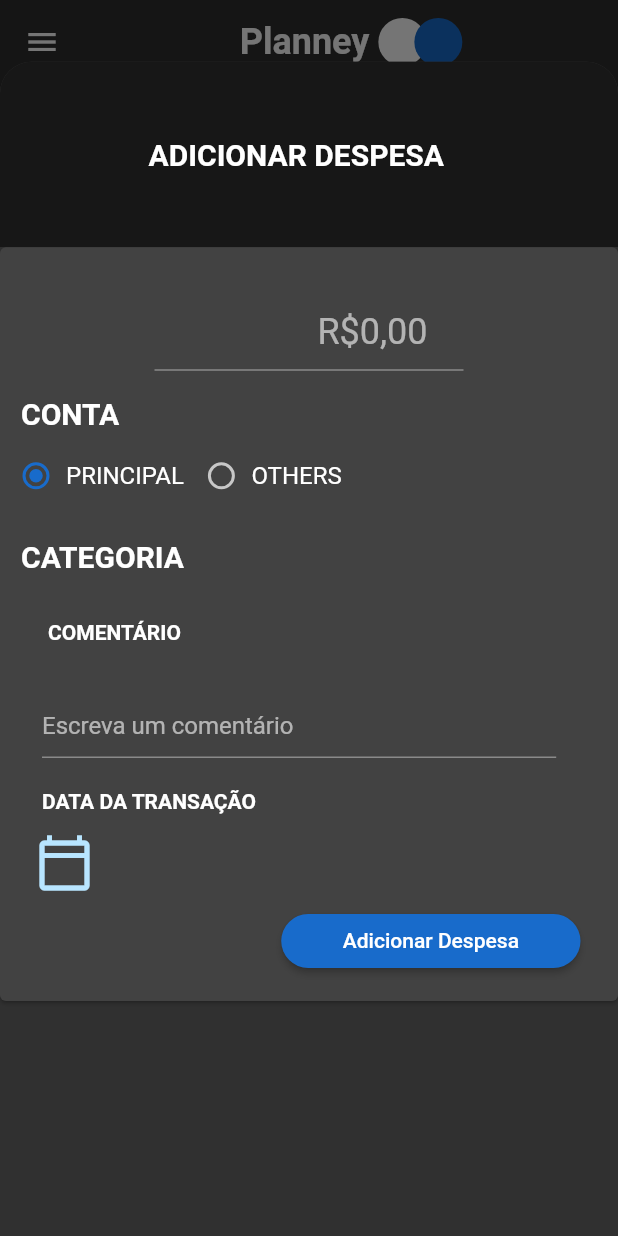
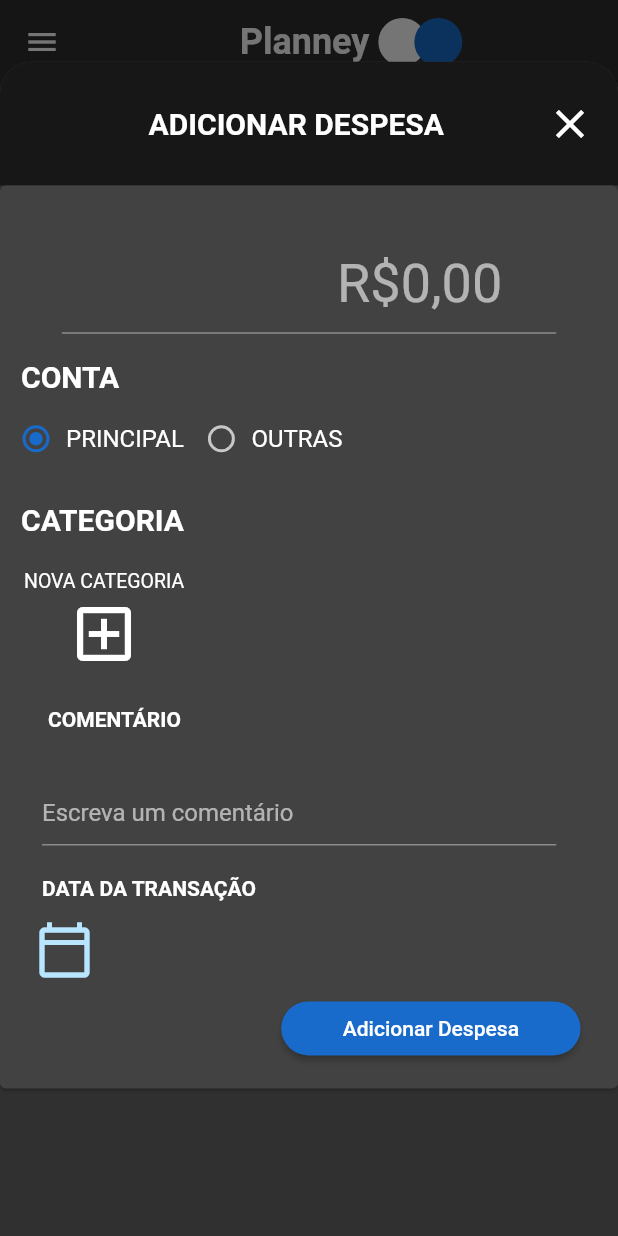
Before and after one commit to rafareloM/Planney, a Flutter app: the screen it shows once a user with an empty profile is signed in, after a tap on the "add" icon, on a phone screen of 412 x 824 dp. Run offline on Flutter 3.47's test engine with Material 2 defaults, Android fonts, the light colour scheme and no system bars; our stand-ins replace cloud_firestore, firebase_auth, firebase_core, fl_chart, flutter_mobx, flutter_slidable and 2 more; missing offline and left inert: enum_to_string, mask; accounts and stored records are empty; generated files the repository leaves out were written again; statements that could not run were skipped.

Commit message:
minor fixes in AddTransactionPage and widgets

```diff
--- a/lib/ui/controller/transaction.controller.dart
+++ b/lib/ui/controller/transaction.controller.dart
@@ -5,6 +5,7 @@ import 'package:planney/infra/repositories/transaction.repository.dart';
 import 'package:planney/model/category.model.dart';
 import 'package:planney/model/transaction.model.dart';
 import 'package:planney/stores/transactions.store.dart';
+import 'package:planney/ui/controller/home.controller.dart';
 part 'transaction.controller.g.dart';
 
 class TransactionController = TransactionControllerBase
@@ -17,9 +18,11 @@ abstract class TransactionControllerBase with Store {
 
   final _store = GetIt.instance.get<TransactionsStore>();
 
+  final _homeController = GetIt.instance.get<HomePageController>();
+
   Future<bool> registerTransaction(bool isExpense) async {
     Transaction transaction = Transaction(
-        date: DateTime.now(),
+        date: selectedDate,
         description: description,
         value: transactionValue,
         category: selectedCategory,
@@ -29,6 +32,11 @@ abstract class TransactionControllerBase with Store {
     final response = await _repository.add(transaction);
     if (response.isSuccess) {
       _store.addTransaction(response.data!);
+      if (isExpense) {
+        _homeController.finalListExpence.add(transaction);
+      } else {
+        _homeController.finalListReceipt.add(transaction);
+      }
       dispose();
       return true;
     } else {
@@ -43,7 +51,11 @@ abstract class TransactionControllerBase with Store {
     selectedUserAccount = UserAccounts.principal;
     description = '';
     formattedDate = '';
-    //selectedCategory = null;
+    selectedCategory = Category(
+        name: '',
+        type: TransactionType.expence,
+        codePoint: 0,
+        color: Colors.black);
   }
 
   @observable
--- a/lib/ui/pages/transaction/components/account_select_radio.dart
+++ b/lib/ui/pages/transaction/components/account_select_radio.dart
@@ -39,9 +39,11 @@ class AccountSelectRadio extends StatelessWidget {
               dense: true,
               title: Text(
                 UserAccounts.values
-                    .firstWhere((element) => element.index == e.index)
-                    .name
-                    .toUpperCase(),
+                            .firstWhere((element) => element.index == e.index)
+                            .name ==
+                        'principal'
+                    ? 'PRINCIPAL'
+                    : 'OUTRAS',
                 style: const TextStyle(fontSize: 16),
               ),
               leading: Radio<UserAccounts>(
--- a/lib/ui/pages/transaction/components/categories_list.dart
+++ b/lib/ui/pages/transaction/components/categories_list.dart
@@ -1,20 +1,24 @@
 import 'package:flutter/material.dart';
 import 'package:flutter_mobx/flutter_mobx.dart';
 import 'package:get_it/get_it.dart';
+import 'package:planney/model/category.model.dart';
+import 'package:planney/navigator_key.dart';
 import 'package:planney/stores/category.store.dart';
 import 'package:planney/ui/controller/home.controller.dart';
 import 'package:planney/ui/controller/transaction.controller.dart';
 import 'package:planney/ui/pages/transaction/components/category_button.dart';
 
-class CategoriesList extends StatefulWidget {
+class CategoriesList extends StatelessWidget {
   final double height;
   final double width;
   final TransactionController controller;
   final Color color;
   final Color selectedColor;
+  final bool paintBackground;
 
   const CategoriesList({
     Key? key,
+    required this.paintBackground,
     required this.height,
     required this.width,
     required this.controller,
@@ -23,33 +27,51 @@ class CategoriesList extends StatefulWidget {
   }) : super(key: key);
 
   @override
-  State<CategoriesList> createState() => _CategoriesListState();
-}
+  Widget build(BuildContext context) {
+    final CategoryStore categoryStore = GetIt.instance.get<CategoryStore>();
+    final bool isExpense = GetIt.instance.get<HomePageController>().isExpence;
+    return Align(
+      alignment: Alignment.centerLeft,
+      child: SingleChildScrollView(
+        scrollDirection: Axis.horizontal,
+        child: Padding(
+          padding: const EdgeInsets.all(8.0),
+          child: Observer(builder: (_) {
+            return Row(
+              mainAxisAlignment: MainAxisAlignment.start,
+              crossAxisAlignment: CrossAxisAlignment.center,
+              children:
+                  createList(categoryStore.getCategoriesByType(isExpense)),
+            );
+          }),
+        ),
+      ),
+    );
+  }
 
-class _CategoriesListState extends State<CategoriesList> {
-  final CategoryStore _categoryStore = GetIt.instance.get<CategoryStore>();
-  final bool isExpense = GetIt.instance.get<HomePageController>().isExpence;
+  List<Widget> createList(List<Category> list) {
+    List<Widget> widgets = [];
 
-  @override
-  Widget build(BuildContext context) {
-    return SingleChildScrollView(
-        primary: false,
-        scrollDirection: Axis.horizontal,
-        child: Row(
-            mainAxisAlignment: MainAxisAlignment.spaceEvenly,
-            crossAxisAlignment: CrossAxisAlignment.center,
-            children: _categoryStore.getCategoriesByType(isExpense).map((e) {
-              return Observer(builder: (_) {
-                return CategoryButton(
-                    name: e.name.toUpperCase(),
-                    color: widget.controller.selectedCategory == e
-                        ? widget.selectedColor
-                        : widget.color,
-                    icon: IconData(e.codePoint, fontFamily: 'MaterialIcons'),
-                    onPressed: () {
-                      widget.controller.selectedCategory = e;
-                    });
-              });
-            }).toList()));
+    for (var category in list) {
+      widgets.add(CategoryButton(
+          paintBackground: paintBackground,
+          name: category.name.toUpperCase(),
+          color:
+              controller.selectedCategory == category ? selectedColor : color,
+          icon: IconData(category.codePoint, fontFamily: 'MaterialIcons'),
+          onPressed: () {
+            controller.selectedCategory = category;
+          }));
+    }
+    widgets.add(CategoryButton(
+      paintBackground: false,
+      name: 'Nova Categoria',
+      color: color,
+      icon: Icons.add_box_outlined,
+      onPressed: () {
+        Navigator.pushNamed(navigatorKey.currentContext!, 'addCategoryPage');
+      },
+    ));
+    return widgets;
   }
 }
--- a/lib/ui/pages/transaction/components/category_button.dart
+++ b/lib/ui/pages/transaction/components/category_button.dart
@@ -1,13 +1,17 @@
 // ignore_for_file: public_member_api_docs, sort_constructors_first
 import 'package:flutter/material.dart';
+import 'package:planney/style/style.dart';
 
 class CategoryButton extends StatelessWidget {
   final String name;
   final Color color;
   final IconData icon;
+  final bool paintBackground;
   final void Function() onPressed;
+
   const CategoryButton({
     Key? key,
+    required this.paintBackground,
     required this.name,
     required this.color,
     required this.icon,
@@ -16,18 +20,49 @@ class CategoryButton extends StatelessWidget {
 
   @override
   Widget build(BuildContext context) {
-    return Column(
-      mainAxisAlignment: MainAxisAlignment.end,
+    Brightness brightness = Theme.of(context).colorScheme.brightness;
+    return Padding(
+      padding: const EdgeInsets.only(left: 8),
+      child: Column(
+        mainAxisAlignment: MainAxisAlignment.center,
         crossAxisAlignment: CrossAxisAlignment.center,
         children: [
-        Text(
+          Padding(
+            padding: const EdgeInsets.only(bottom: 4),
+            child: Text(
               name.toUpperCase(),
-          style: const TextStyle(
-            fontSize: 14,
+              style: TextStyle(
+                fontSize: 13,
+                color: brightness == Brightness.dark
+                    ? AppStyle.fullWhite
+                    : AppStyle.chartcolor1,
               ),
             ),
-        IconButton(
-          iconSize: 64,
+          ),
+          paintBackground
+              ? Container(
+                  decoration: BoxDecoration(
+                    shape: BoxShape.circle,
+                    color: brightness == Brightness.dark
+                        ? AppStyle.fullWhite
+                        : AppStyle.chartcolor1,
+                  ),
+                  child: Padding(
+                    padding: const EdgeInsets.all(8.0),
+                    child: IconButton(
+                      iconSize: 48,
+                      padding: EdgeInsets.zero,
+                      icon: Icon(
+                        icon,
+                        color: color,
+                        semanticLabel: name,
+                      ),
+                      onPressed: onPressed,
+                    ),
+                  ),
+                )
+              : IconButton(
+                  iconSize: 48,
                   padding: EdgeInsets.zero,
                   icon: Icon(
                     icon,
@@ -37,6 +72,7 @@ class CategoryButton extends StatelessWidget {
                   onPressed: onPressed,
                 ),
         ],
+      ),
     );
   }
 }
--- a/lib/ui/pages/transaction/components/value_form.dart
+++ b/lib/ui/pages/transaction/components/value_form.dart
@@ -17,25 +17,22 @@ class ValueForm extends StatefulWidget {
 class _ValueFormState extends State<ValueForm> {
   @override
   Widget build(BuildContext context) {
-    final TransactionController _controller =
+    final TransactionController controller =
         GetIt.instance.get<TransactionController>();
     double deviceHeight = MediaQuery.of(context).size.height;
     double deviceWidth = MediaQuery.of(context).size.width;
     return SizedBox(
-      height: deviceHeight * 0.1,
-      width: deviceWidth * 0.5,
+      height: deviceHeight * 0.12,
+      width: deviceWidth * 0.8,
       child: TextFormField(
-        validator: ((value) {
-          if (value == null) {
-            return 'Insira um valor!';
-          }
-        }),
-        onChanged: (value) => _controller.transactionValue =
-            double.parse(value.replaceAll('R\$', '').replaceAll(',', '.')),
+        onChanged: (value) => controller.transactionValue = double.parse(value
+            .replaceAll('R\$', '')
+            .replaceAll(',', '.')
+            .replaceAll('.', '')),
         inputFormatters: [Mask.money()],
         textAlign: TextAlign.end,
         style: const TextStyle(
-          fontSize: 24,
+          fontSize: 36,
         ),
         textAlignVertical: TextAlignVertical.bottom,
         maxLines: null,
@@ -48,7 +45,7 @@ class _ValueFormState extends State<ValueForm> {
           suffix: Icon(
             widget.icon,
             color: Theme.of(context).hintColor,
-            size: 24,
+            size: 36,
           ),
         ),
         keyboardType: const TextInputType.numberWithOptions(),
--- a/lib/ui/pages/transaction/view/transaction_add_page.dart
+++ b/lib/ui/pages/transaction/view/transaction_add_page.dart
@@ -33,23 +33,28 @@ class TransactionAddPage extends StatelessWidget {
       constraints: BoxConstraints(maxHeight: deviceHeight * 0.95),
       child: Observer(
         builder: (context) {
-          return SafeArea(
+          return ClipRRect(
+            borderRadius: const BorderRadius.vertical(top: Radius.circular(21)),
+            child: Scaffold(
+              resizeToAvoidBottomInset: true,
+              body: SafeArea(
                 child: Column(
                   children: [
                     Container(
-                  height: deviceHeight * 0.15,
+                      height: deviceHeight * 0.1,
                       decoration: BoxDecoration(
-                    borderRadius:
-                        const BorderRadius.vertical(top: Radius.circular(21)),
                         color: colorScheme.brightness == Brightness.dark
                             ? colorScheme.background
                             : colorScheme.primary,
                       ),
                       child: Row(
                         mainAxisAlignment: MainAxisAlignment.end,
+                        crossAxisAlignment: CrossAxisAlignment.center,
                         children: [
                           Text(
-                        isExpense ? 'ADICIONAR DESPESA' : 'ADICIONAR RECEITA',
+                            isExpense
+                                ? 'ADICIONAR DESPESA'
+                                : 'ADICIONAR RECEITA',
                             style: TextStyle(
                               fontSize: 20,
                               fontWeight: FontWeight.bold,
@@ -64,14 +69,15 @@ class TransactionAddPage extends StatelessWidget {
                               child: Icon(
                                 Icons.close,
                                 size: 32,
-                            color: colorScheme.background,
+                                color: colorScheme.onPrimary,
                               )),
                         ],
                       ),
                     ),
                     Expanded(
-                  child: Scaffold(
-                    body: SingleChildScrollView(
+                      child: SingleChildScrollView(
+                        keyboardDismissBehavior:
+                            ScrollViewKeyboardDismissBehavior.onDrag,
                         primary: false,
                         child: Form(
                           child: Card(
@@ -116,7 +122,9 @@ class TransactionAddPage extends StatelessWidget {
                                   ),
                                 ),
                                 CategoriesList(
-                                color: colorScheme.brightness == Brightness.dark
+                                  paintBackground: false,
+                                  color:
+                                      colorScheme.brightness == Brightness.dark
                                           ? onSurface
                                           : colorScheme.tertiary,
                                   selectedColor: colorScheme.primary,
@@ -160,7 +168,8 @@ class TransactionAddPage extends StatelessWidget {
                                   ),
                                 ),
                                 Padding(
-                                padding: const EdgeInsets.fromLTRB(15, 5, 0, 0),
+                                  padding:
+                                      const EdgeInsets.fromLTRB(15, 5, 0, 0),
                                   child: Row(
                                     children: [
                                       Align(
@@ -184,7 +193,8 @@ class TransactionAddPage extends StatelessWidget {
                                           shape: MaterialStateProperty.all(
                                               const StadiumBorder())),
                                       onPressed: () {
-                                      controller.registerTransaction(isExpense);
+                                        controller
+                                            .registerTransaction(isExpense);
                                         Navigator.pop(context);
                                       },
                                       child: Padding(
@@ -203,8 +213,9 @@ class TransactionAddPage extends StatelessWidget {
                         ),
                       ),
                     ),
+                  ],
                 ),
-              ],
+              ),
             ),
           );
         },
```
Lines whose indentation alone changed are shown as unchanged.
